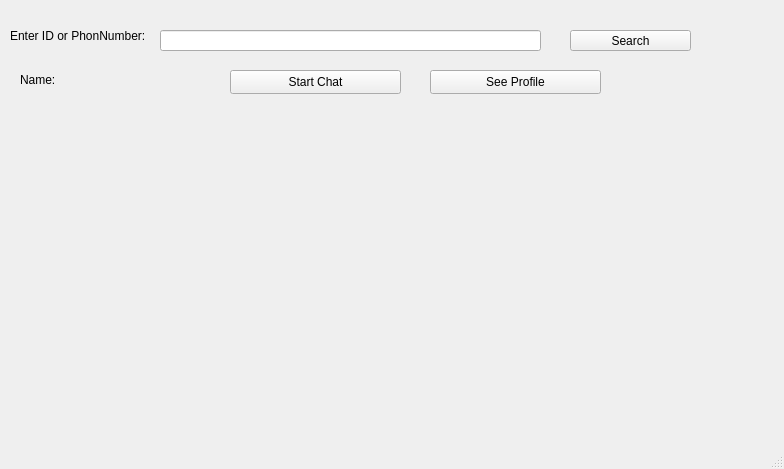
The window that SocialMedia/darugram.ui (AP-projects-4001/daru) describes before a commit, drawn with Qt 5.
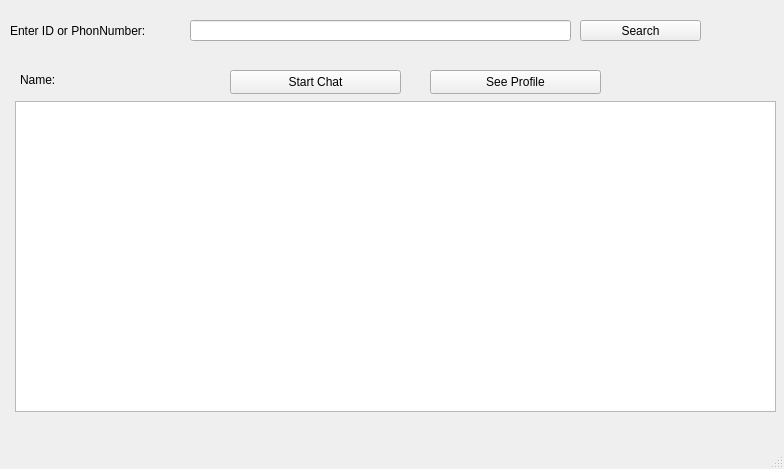
The same window after the commit.

Commit message: bringing recent chats in darugram

The edit to the form file:
```diff
--- a/SocialMedia/darugram.ui
+++ b/SocialMedia/darugram.ui
@@ -18,9 +18,9 @@
     <property name="geometry">
      <rect>
       <x>10</x>
-      <y>20</y>
-      <width>151</width>
-      <height>31</height>
+      <y>10</y>
+      <width>171</width>
+      <height>41</height>
      </rect>
     </property>
     <property name="text">
@@ -30,8 +30,8 @@
    <widget class="QLineEdit" name="lineEdit">
     <property name="geometry">
      <rect>
-      <x>160</x>
-      <y>30</y>
+      <x>190</x>
+      <y>20</y>
       <width>381</width>
       <height>21</height>
      </rect>
@@ -40,8 +40,8 @@
    <widget class="QPushButton" name="Search_btn">
     <property name="geometry">
      <rect>
-      <x>570</x>
-      <y>30</y>
+      <x>580</x>
+      <y>20</y>
       <width>121</width>
       <height>21</height>
      </rect>
@@ -89,6 +89,16 @@
      <string>See Profile</string>
     </property>
    </widget>
+   <widget class="QListWidget" name="chatList">
+    <property name="geometry">
+     <rect>
+      <x>15</x>
+      <y>101</y>
+      <width>761</width>
+      <height>311</height>
+     </rect>
+    </property>
+   </widget>
   </widget>
   <widget class="QMenuBar" name="menubar">
    <property name="geometry">
```
Left out of the diff: 2 changed lines with no effect on the pictures. The commit also changes 55 other files.
